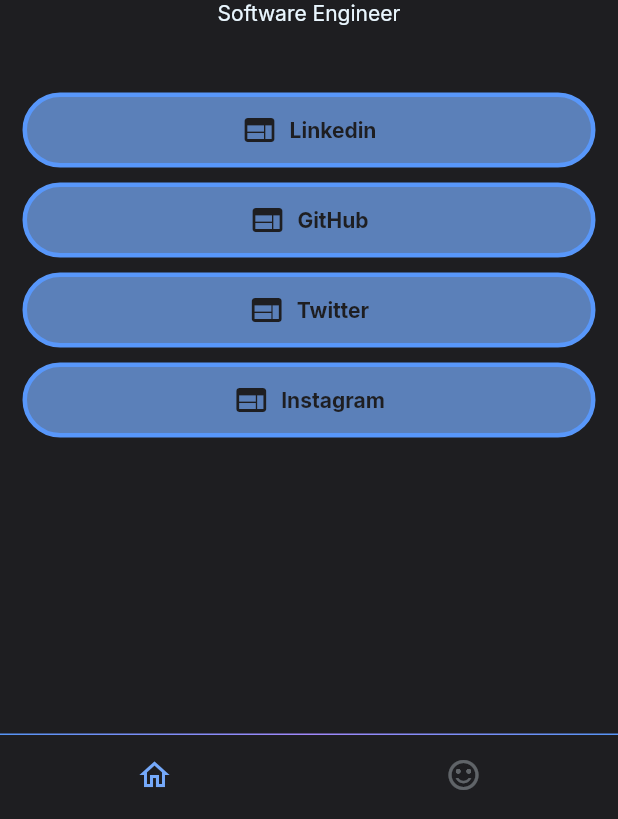
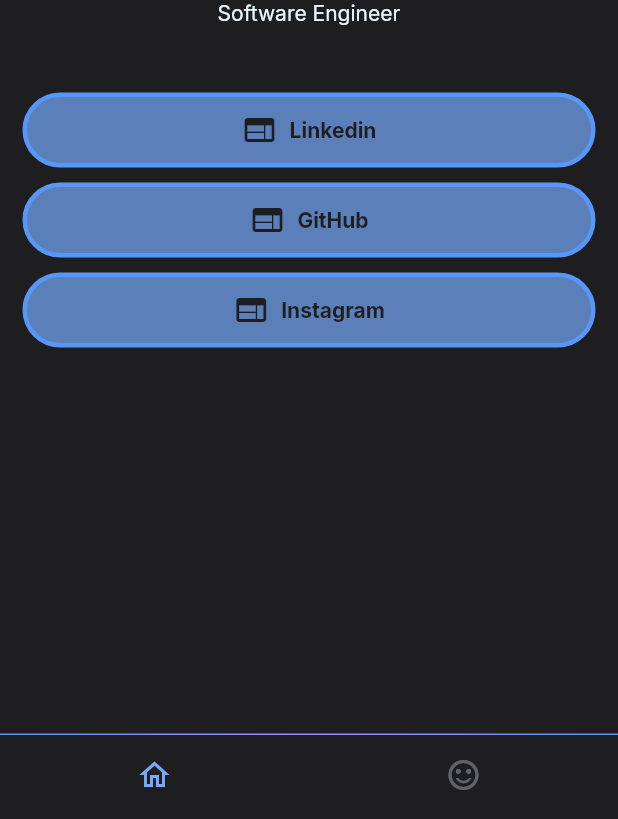
Before and after one commit to rickycheuk/my_web, a Flutter app: the screen it shows after launch, after a tap on the "dark mode" icon, on a phone screen of 412 x 824 dp, the part 417-1236 px from its top. Run offline on Flutter 3.47's test engine with Material 2 defaults, Android fonts, the phone set to English and light mode, and no system bars; our stand-ins replace animated_text_kit, cloud_firestore, firebase_auth, firebase_core, google_fonts; missing offline and left inert: flutter_rounded_progress_bar; accounts and stored records are empty; network calls fail.

Commit message:
small updates

```diff
--- a/lib/main.dart
+++ b/lib/main.dart
@@ -21,12 +21,10 @@ List<Widget> tabPages = [
     links: const [
       'https://www.linkedin.com/in/rickycheuk/',
       'https://github.com/rickycheuk',
-      'https://twitter.com/ThlipperyT',
       'https://www.instagram.com/thlipperythnake/?hl=en'
     ],
-    websiteNames: const ['Linkedin', 'GitHub', 'Twitter', 'Instagram'],
+    websiteNames: const ['Linkedin', 'GitHub', 'Instagram'],
     icons: const [
-      Icons.web,
       Icons.web,
       Icons.web,
       Icons.web],
--- a/lib/pages/emoji_wall_page.dart
+++ b/lib/pages/emoji_wall_page.dart
@@ -104,10 +104,10 @@ class _EmojiWallPageState extends State<EmojiWallPage> {
                       alignment: Alignment.centerRight,
                       child: SizedBox(width: 45, height: 45, child: addEmojiButton()),
                     ),
-                    const SizedBox(
-                      width: 5,
-                    ),
-                    Container(alignment: Alignment.centerRight, child: SizedBox(width: 45, height: 45, child: helpButton())),
+                    // const SizedBox(
+                    //   width: 5,
+                    // ),
+                    // Container(alignment: Alignment.centerRight, child: SizedBox(width: 45, height: 45, child: helpButton())),
                   ])
                 ]),
               ),
@@ -254,19 +254,15 @@ class _EmojiWallPageState extends State<EmojiWallPage> {
                                   style: TextStyle(fontSize: 17),
                                 ),
                                 Text(
-                                  '  - Press the button on top right',
+                                  '  - Simply tap and select an emoji',
                                   style: TextStyle(fontSize: 13),
                                 ),
                                 Text(
-                                  '  - Pick an emoji 😁!',
+                                  '  - You will see your current emoji on top right',
                                   style: TextStyle(fontSize: 13),
                                 ),
                                 Text(
-                                  '  - The button will be \'+\' if you are new here, otherwise it will show your current emoji',
-                                  style: TextStyle(fontSize: 13),
-                                ),
-                                Text(
-                                  '  - Picking new emoji will override your previous one',
+                                  '  - Picking a new emoji will override your previous one',
                                   style: TextStyle(fontSize: 13),
                                 ),
                               ],
--- a/lib/update_notes.dart
+++ b/lib/update_notes.dart
@@ -2,10 +2,13 @@ import 'package:flutter/material.dart';
 
 const List<Text> updateNotes = [
   Text("12/25/2021", style: TextStyle(fontSize: 17),),
-  Text("  - Emoji Wall is live! Go leave me an emoji 😊", style: TextStyle(fontSize: 13),),
+  Text("  - Emoji Wall is live! Go leave an emoji", style: TextStyle(fontSize: 13),),
+  Text(""),
+  Text("12/23/2021", style: TextStyle(fontSize: 17),),
+  Text("  - Dark mode", style: TextStyle(fontSize: 13),),
+  Text("  - Adaptive layout", style: TextStyle(fontSize: 13),),
   Text(""),
   Text("12/22/2021", style: TextStyle(fontSize: 17),),
-  Text("  - Website launch", style: TextStyle(fontSize: 13),),
-  Text("  - Feel free to send me DMs for feedback/ suggestion/ feature request", style: TextStyle(fontSize: 13),),
+  Text("  - Website created", style: TextStyle(fontSize: 13),),
   Text(""),
 ];
```
Also changed, not shown: 1 other file.
